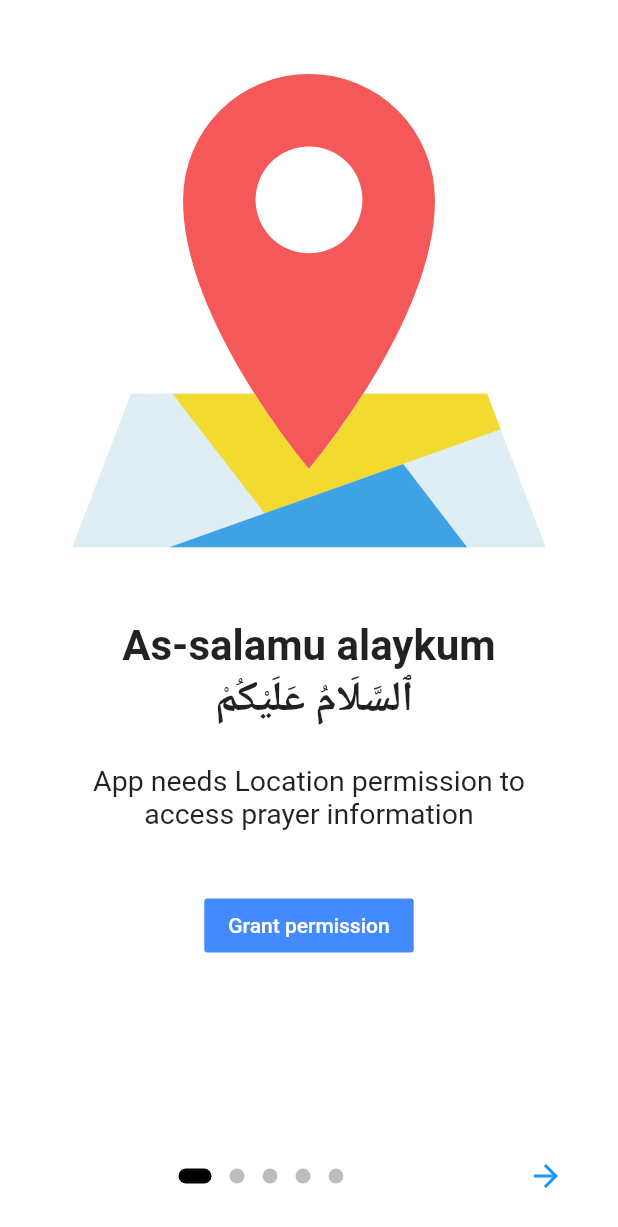
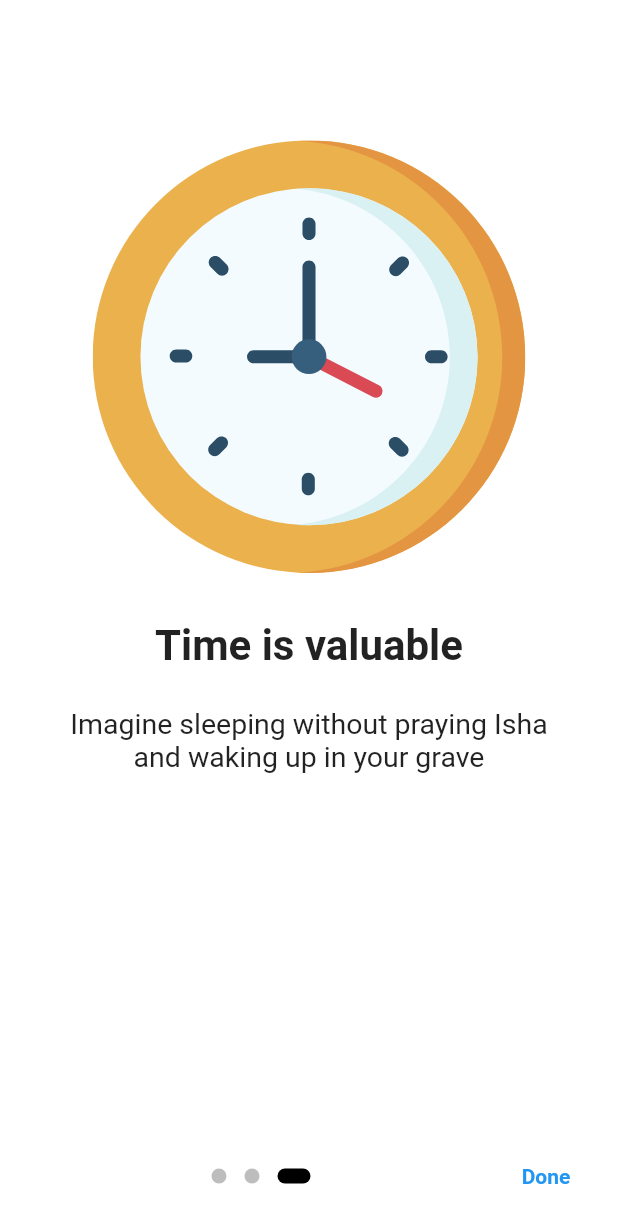
Before and after one commit to Shakibuzzaman3104/my_prayer, a Flutter app: the screen it shows after launch, after a tap on "Grant permission", on a phone screen of 412 x 824 dp. Shown: the top 1227 px of the screen. Run offline on Flutter 3.47's test engine with Material 2 defaults, Android fonts, the phone set to English and light mode, and no system bars; drawn by our look-alikes of introduction_screen; our stand-ins replace connectivity, dio, flutter_compass, flutter_local_notifications, flutter_svg, geolocator and 3 more; missing offline and left inert: android_alarm_manager, flutter_qiblah, geocoder; accounts and stored records are empty; generated files the repository leaves out were written again.

Commit message:
Almost solved onboarding

```diff
--- a/lib/local_database/sharedpreferences.dart
+++ b/lib/local_database/sharedpreferences.dart
@@ -92,7 +92,7 @@ class MySharedPreferences {
     return _sharedPreferences.getBool("custom_location")??false;
   }
 
-  Future<bool> isFirstBoot(bool boot) async {
+  Future<bool> setIsFirstBoot(bool boot) async {
     return await _sharedPreferences.setBool("boot", boot);
   }
 
@@ -101,4 +101,5 @@ class MySharedPreferences {
   }
 
 
+
 }
--- a/lib/screens/views/onboarding_view.dart
+++ b/lib/screens/views/onboarding_view.dart
@@ -4,6 +4,9 @@ import 'package:introduction_screen/introduction_screen.dart';
 import 'package:my_prayer/responsive/sizeconfig.dart';
 import 'package:my_prayer/screens/views/dashboard.dart';
 import 'package:my_prayer/utils/router_path_constants.dart';
+import 'package:my_prayer/utils/utils.dart';
+import 'package:my_prayer/viewmodel/viewmodel_settings.dart';
+import 'package:provider/provider.dart';
 
 import 'home.dart';
 
@@ -13,15 +16,23 @@ class OnBoardingPage extends StatefulWidget {
 }
 
 class _OnBoardingPageState extends State<OnBoardingPage> {
+  TextEditingController _title;
+
+  @override
+  void initState() {
+    _title = TextEditingController();
+    ViewModelSettings settings =
+        Provider.of<ViewModelSettings>(context, listen: false);
+    settings.fetchPosition();
+    super.initState();
+  }
+
   final introKey = GlobalKey<IntroductionScreenState>();
-
-  void _onIntroEnd(context) {
-    Navigator.of(context).pushNamed(RouterPathsConstants.HOME);
-  }
 
   Widget _buildImage(String assetName) {
     return Align(
-      child: SvgPicture.asset('assets/img/location.svg', width: 350.0),
+      child: SvgPicture.asset('assets/img/$assetName.svg',
+          width: SizeConfig.imageSizeMultiplier * 70),
       alignment: Alignment.bottomCenter,
     );
   }
@@ -37,26 +48,40 @@ class _OnBoardingPageState extends State<OnBoardingPage> {
       imagePadding: EdgeInsets.zero,
     );
 
+    return Consumer<ViewModelSettings>(builder: (context, settings, child) {
       return IntroductionScreen(
         key: introKey,
         pages: [
           PageViewModel(
             title: "As-salamu alaykum\n ٱلسَّلَامُ عَلَيْكُمْ",
             body: "App needs Location permission to access prayer information",
+            image: _buildImage('location'),
             footer: MaterialButton(
-            elevation: 0,
-            onPressed: () {},
+              color: Colors.blue,
               child: Text(
                 "Grant permission",
                 style: TextStyle(color: Colors.white),
               ),
-            color: Colors.blueAccent,
+              onPressed: () async {
+                await settings.checkPermission().then((value) async {
+                  switch (value) {
+                    case PERMISSIONS.APPROVED:
+                      await settings.changeLocation(null);
+                      introKey.currentState?.animateScroll(2);
+                      break;
+                    default:
+                      introKey.currentState?.animateScroll(2);
+                      break;
+                  }
+                });
+              },
             ),
-          image: _buildImage('img1'),
             decoration: pageDecoration,
           ),
-        PageViewModel(
-          title: "Learn as you go",
+          settings.permission == PERMISSIONS.APPROVED
+              ? PageViewModel(title: "Hellow", body: "sdfgf")
+              : PageViewModel(
+                  title: "Enter manual location",
                   bodyWidget: Container(
                     padding: EdgeInsets.symmetric(
                         horizontal: SizeConfig.widthMultiplier * 4,
@@ -65,41 +90,36 @@ class _OnBoardingPageState extends State<OnBoardingPage> {
                     child: Column(
                       mainAxisAlignment: MainAxisAlignment.spaceBetween,
                       children: [
-                Text(
-                  "CHANGE LOCATION",
-                  style: TextStyle(
-                      color: Theme.of(context).primaryColor,
-                      fontWeight: FontWeight.bold,
-                      fontSize: SizeConfig.textMultiplier * 3),
-                ),
                         SizedBox(height: SizeConfig.heightMultiplier),
                         TextFormField(
-
-                  cursorColor: Colors.black,
+                          controller: _title,
+                          cursorColor: Theme.of(context).primaryColor,
                           style: TextStyle(
                               fontSize: SizeConfig.textMultiplier * 2,
-                      color: Colors.black,
+                              color: Theme.of(context).primaryColor,
                               fontWeight: FontWeight.w300),
                           decoration: InputDecoration(
-                    hintText: "Ex: old trafford,manchester",
-                    hintStyle: TextStyle(color: Colors.black),
+                            hintText: "Ex: old trafford, Manchester",
+                            hintStyle: TextStyle(
+                                color: Theme.of(context).primaryColor),
                             labelText: "enter location",
                             enabledBorder: UnderlineInputBorder(
                               borderSide: BorderSide(
-                        color: Colors.black,
+                                color: Theme.of(context).primaryColor,
                               ),
                             ),
                             labelStyle: TextStyle(
-                      color: Colors.black,
+                              color: Theme.of(context).primaryColor,
                             ),
                           ),
                         ),
                         Align(
                           alignment: Alignment.topLeft,
                           child: MaterialButton(
-                    onPressed: () {
-                      /*if (_title.text.trim().isNotEmpty)
-                        viewmodel.fetchCoordinateFromName(_title.text);*/
+                            onPressed: () async {
+                              if (_title.text.trim().isNotEmpty)
+                                await settings
+                                    .fetchCoordinateFromName(_title.text);
                             },
                             color: Colors.blueAccent,
                             child: Text(
@@ -113,30 +133,34 @@ class _OnBoardingPageState extends State<OnBoardingPage> {
                         ),
                         Container(
                           height: SizeConfig.heightMultiplier * 15,
-                  child: /*viewmodel.addresses == null
+                          child: settings.addresses == null
                               ? Center(
-                          child: Text("Searched locations will appear here"),
+                                  child: Text(
+                                      "Searched locations will appear here"),
                                 )
-                      : viewmodel.isFetchingData
+                              : settings.isFetchingData
                                   ? Center(
                                       child: CircularProgressIndicator(),
                                     )
-                          : viewmodel.addresses.length == 0
+                                  : settings.addresses.length == 0
                                       ? Center(
-                                  child: Text("No address matches your input"),
+                                          child: Text(
+                                              "No address matches your input"),
                                         )
                                       : ListView.builder(
-                                  itemCount: viewmodel.addresses.length,
-                                  itemBuilder: (BuildContext ctx, int index) {
+                                          itemCount: settings.addresses.length,
+                                          itemBuilder:
+                                              (BuildContext ctx, int index) {
                                             return InkWell(
                                               onTap: () {
-                                        onClick(viewmodel.addresses[index]);
-                                        viewmodel.resetAddress();
+                                                settings.changeLocation(
+                                                    settings.addresses[index]);
                                               },
                                               child: ListTile(
-                                        tileColor: Theme.of(context).cardColor,
+                                                tileColor:
+                                                    Theme.of(context).cardColor,
                                                 leading: Text(
-                                          "${viewmodel.addresses[index].featureName}, ${viewmodel.addresses[index].countryName}",
+                                                  "${settings.addresses[index].featureName}, ${settings.addresses[index].countryName}",
                                                   style: TextStyle(
                                                       color: Theme.of(context)
                                                           .primaryColor),
@@ -145,87 +169,37 @@ class _OnBoardingPageState extends State<OnBoardingPage> {
                                             );
                                           },
                                         ),
-                ),*/ Container(),),
-                Text(
-                  "OR",
-                  style: TextStyle(
-                      fontSize: SizeConfig.textMultiplier * 2,
-                      color: Theme.of(context).primaryColor),
-                ),
-                MaterialButton(
-                  minWidth: SizeConfig.widthMultiplier * 100,
-                  height: SizeConfig.heightMultiplier * 5,
-                  onPressed: () {
-                    //onClick(null);
-                    // Navigator.of(context, rootNavigator: true).pop();
-                  },
-                  child: Row(
-                    mainAxisAlignment: MainAxisAlignment.center,
-                    children: [
-                      Icon(
-                        Icons.navigation_outlined,
-                        color: Theme.of(context).backgroundColor,
-                      ),
-                      Text(
-                        "Locate me",
-                        style:
-                            TextStyle(color: Theme.of(context).backgroundColor),
-                      ),
-                    ],
-                  ),
-                  color: Theme.of(context).primaryColor,
                         ),
                       ],
                     ),
                   ),
-          image: _buildImage('img2'),
+                  image: _buildImage('location'),
                   decoration: pageDecoration,
                 ),
           PageViewModel(
-          title: "Kids and teens",
+            title: "Time is valuable",
             body:
-              "Kids and teens can track their stocks 24/7 and place trades that you approve.",
-          image: _buildImage('img3'),
-          decoration: pageDecoration,
-        ),
-        PageViewModel(
-          title: "Another title page",
-          body: "Another beautiful body text for this example onboarding",
-          image: _buildImage('img2'),
-          footer: RaisedButton(
-            onPressed: () {
-              introKey.currentState?.animateScroll(0);
-            },
-            child: const Text(
-              'FooButton',
-              style: TextStyle(color: Colors.white),
-            ),
-            color: Colors.lightBlue,
-            shape: RoundedRectangleBorder(
-              borderRadius: BorderRadius.circular(8.0),
-            ),
-          ),
-          decoration: pageDecoration,
-        ),
-        PageViewModel(
-          title: "Title of last page",
-          bodyWidget: Row(
-            mainAxisAlignment: MainAxisAlignment.center,
-            children: const [
-              Text("Click on ", style: bodyStyle),
-              Icon(Icons.edit),
-              Text(" to edit a post", style: bodyStyle),
-            ],
-          ),
-          image: _buildImage('img1'),
+                "Imagine sleeping without praying Isha and waking up in your grave",
+            image: _buildImage('clock'),
             decoration: pageDecoration,
           ),
         ],
-      onDone: () => _onIntroEnd(context),
+        onDone: () async {
+          await settings.changeFirstBoot();
+          Navigator.of(context).pushNamed(RouterPathsConstants.HOME);
+        },
         //onSkip: () => _onIntroEnd(context), // You can override onSkip callback
         showSkipButton: false,
+        showNextButton: settings.onBoardingPosition == 0 ? false : true,
         skipFlex: 0,
         nextFlex: 0,
+        freeze: settings.onBoardingPosition == 0 ? true : false,
+        onChange: (int pos) {
+          settings.changeOnBoardingPosition(pos);
+          if (pos == 1 && settings.permission != PERMISSIONS.APPROVED) {
+            debugPrint("Denied");
+          }
+        },
         skip: const Text('Skip'),
         next: const Icon(Icons.arrow_forward),
         done: const Text('Done', style: TextStyle(fontWeight: FontWeight.w600)),
@@ -238,5 +212,6 @@ class _OnBoardingPageState extends State<OnBoardingPage> {
           ),
         ),
       );
+    });
   }
 }
--- a/lib/viewmodel/viewmodel_settings.dart
+++ b/lib/viewmodel/viewmodel_settings.dart
@@ -2,6 +2,7 @@ import 'package:geocoder/geocoder.dart';
 import 'package:geolocator/geolocator.dart';
 import 'package:my_prayer/local_database/sharedpreferences.dart';
 import 'package:my_prayer/repository/repository.dart';
+import 'package:my_prayer/utils/utils.dart';
 import 'package:my_prayer/viewmodel/base_view_model.dart';
 
 class ViewModelSettings extends BaseViewModel {
@@ -10,6 +11,9 @@ class ViewModelSettings extends BaseViewModel {
   String _location;
   bool _isFetchingData = false;
   List<Address> _addresses;
+  PERMISSIONS _permission = PERMISSIONS.APPROVED;
+
+  int _onBoradingPosition=0;
 
   List<String> _modes = [
     "Shia Ithna-Ansari",
@@ -29,12 +33,30 @@ class ViewModelSettings extends BaseViewModel {
   ];
 
   bool get isFetchingData => _isFetchingData;
+  int get onBoardingPosition => _onBoradingPosition;
+
+  PERMISSIONS get permission => _permission;
+
+  changeOnBoardingPosition(int pos){
+    _onBoradingPosition = pos;
+    notifyListeners();
+  }
+
+  Future changeFirstBoot() async
+  {
+   return await sharedPreferences.setIsFirstBoot(false);
+  }
 
   fetchCoordinateFromName(String query) async {
     _isFetchingData = true;
     _addresses = await Geocoder.local.findAddressesFromQuery(query);
     _isFetchingData = false;
     notifyListeners();
+  }
+
+  Future checkPermission() async {
+    _permission = await determinePermission();
+    setBusy(false);
   }
 
   List<String> get modes => _modes;
@@ -66,22 +88,24 @@ class ViewModelSettings extends BaseViewModel {
   }
 
   Future changeLocation(Address address) async {
-    await sharedPreferences.setIsCustomLocation(address==null?false:true);
-   Position pos;
+    await sharedPreferences.setIsCustomLocation(address == null ? false : true);
+    Position pos;
 
     if (address == null) {
       pos = await Geolocator.getCurrentPosition(
           desiredAccuracy: LocationAccuracy.low);
     } else {
-     pos = Position(
+      pos = Position(
           timestamp: DateTime.now(),
           latitude: address.coordinates.latitude,
           longitude: address.coordinates.longitude);
-     await sharedPreferences.setLatitude(address.coordinates.latitude);
-     await sharedPreferences.setLongitude(address.coordinates.longitude);
+      await sharedPreferences.setLatitude(address.coordinates.latitude);
+      await sharedPreferences.setLongitude(address.coordinates.longitude);
     }
 
-    return await _repository.fetchAndInsertData(pos).then((value)async => await fetchPosition());
+    return await _repository
+        .fetchAndInsertData(pos)
+        .then((value) async => await fetchPosition());
   }
 
   Future changeMethod(String data) async {
```
Also changed, not shown: assets/img/clock.svg (added), 1 other file. Lines whose indentation alone changed are shown as unchanged.
